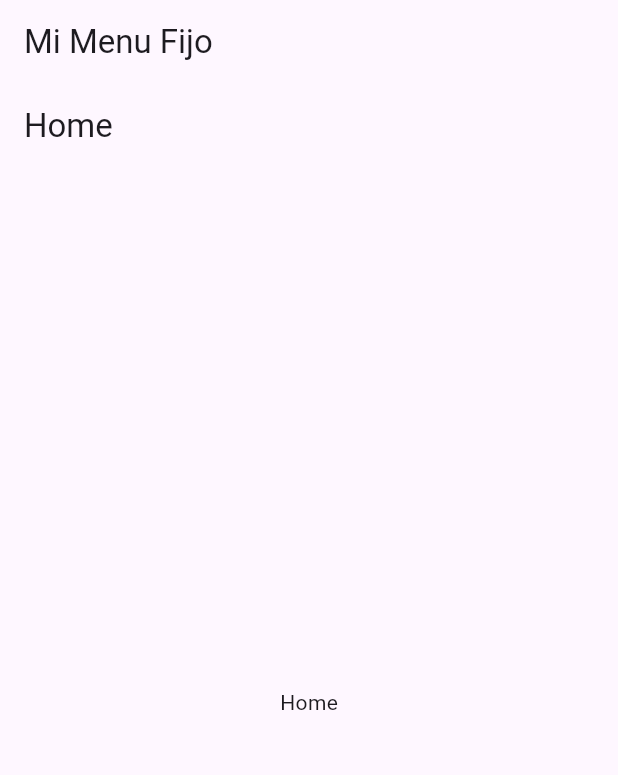
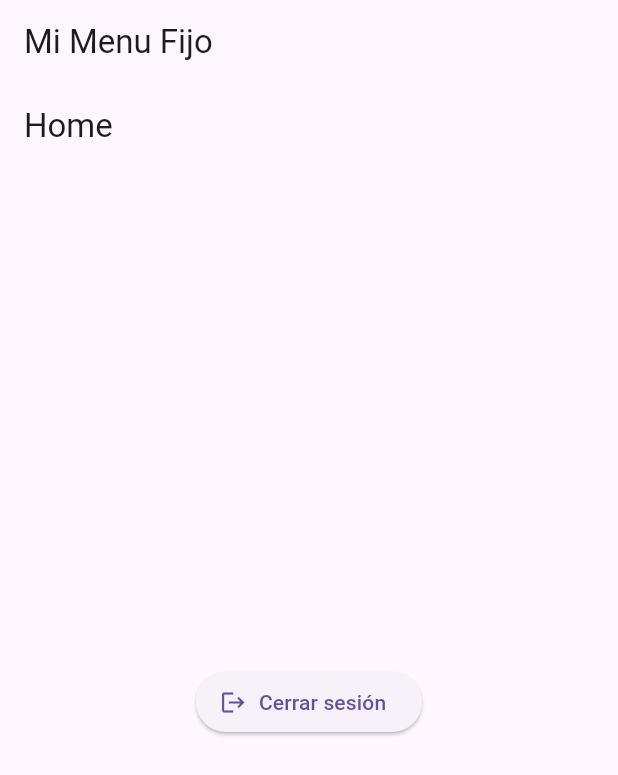
Before and after one commit to daruiza/natillera_flutter, a Flutter app: the HomeScreen screen opened by its route, on a phone screen of 412 x 824 dp. Shown: the top 775 px of the screen. Run offline on Flutter 3.47's test engine with Material 3 defaults, Android fonts, the phone set to English and light mode, and no system bars; our stand-ins replace go_router, google_sign_in; accounts and stored records are empty.

```diff
--- a/lib/screens/home.dart
+++ b/lib/screens/home.dart
@@ -1,16 +1,31 @@
 import 'package:flutter/material.dart';
+import 'package:natillera_flutter/services/auth_notifier.dart';
 
 class HomeScreen extends StatelessWidget {
   const HomeScreen({super.key});
 
   @override
   Widget build(BuildContext context) {
+    return Scaffold(
+      appBar: AppBar(title: const Text('Home')),
+      body: Center(
+        child: ListenableBuilder(
+          listenable: authNotifier,
+          builder: (context, child) {
+            if (authNotifier.isLoading) {
+              return const CircularProgressIndicator();
+            }
 
-    return Scaffold(
-        appBar: AppBar(title: const Text('Home')),
-        body: Center(
-            child: Text("Home")
+            return ElevatedButton.icon(
+              onPressed: () async {
+                await authNotifier.logout();
+              },
+              icon: const Icon(Icons.logout),
+              label: const Text('Cerrar sesión'),
+            );
+          },
         ),
+      ),
     );
   }
 }
```
Also changed, not shown: lib/services/google_auth_service.dart (+13 -4 lines), pubspec.yaml (+4 -5 lines), pubspec.lock, 2 other files.
